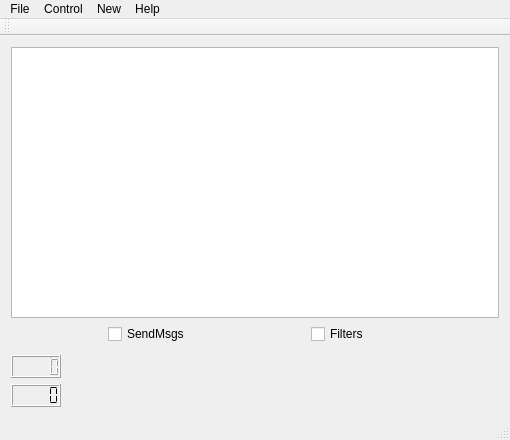
Before: the Qt Designer form mainwindow.ui in RauchendeKanonen/qcanobserver, drawn with Qt 5.
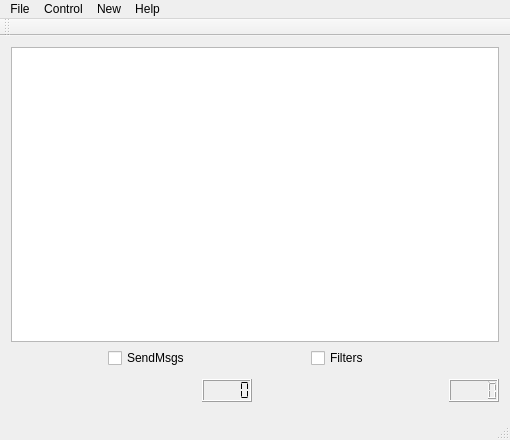
After: the same form once the commit is applied. Custom widgets are drawn as their Qt base class.

```diff
--- a/mainwindow.ui
+++ b/mainwindow.ui
@@ -52,14 +52,12 @@
      </layout>
     </item>
     <item>
-     <widget class="QLCDNumber" name="MsgLossWarning">
-      <property name="maximumSize">
-       <size>
-        <width>50</width>
-        <height>16777215</height>
-       </size>
+     <layout class="QHBoxLayout" name="horizontalLayout_2">
+      <property name="bottomMargin">
+       <number>5</number>
       </property>
-     </widget>
+      <item>
+       <widget class="QwtTextLabel" name="TextLabelAddedMsgs"/>
     </item>
     <item>
      <widget class="QLCDNumber" name="MsgCounter">
@@ -74,6 +72,21 @@
       </property>
      </widget>
     </item>
+      <item>
+       <widget class="QwtTextLabel" name="TextLabelLostMsgs"/>
+      </item>
+      <item>
+       <widget class="QLCDNumber" name="MsgLossWarning">
+        <property name="maximumSize">
+         <size>
+          <width>50</width>
+          <height>16777215</height>
+         </size>
+        </property>
+       </widget>
+      </item>
+     </layout>
+    </item>
    </layout>
   </widget>
   <widget class="QMenuBar" name="menuBar">
@@ -193,6 +206,13 @@
   </action>
  </widget>
  <layoutdefault spacing="6" margin="11"/>
+ <customwidgets>
+  <customwidget>
+   <class>QwtTextLabel</class>
+   <extends>QFrame</extends>
+   <header>qwt_text_label.h</header>
+  </customwidget>
+ </customwidgets>
  <resources/>
  <connections/>
 </ui>
```
Lines whose indentation alone changed are shown as unchanged.
